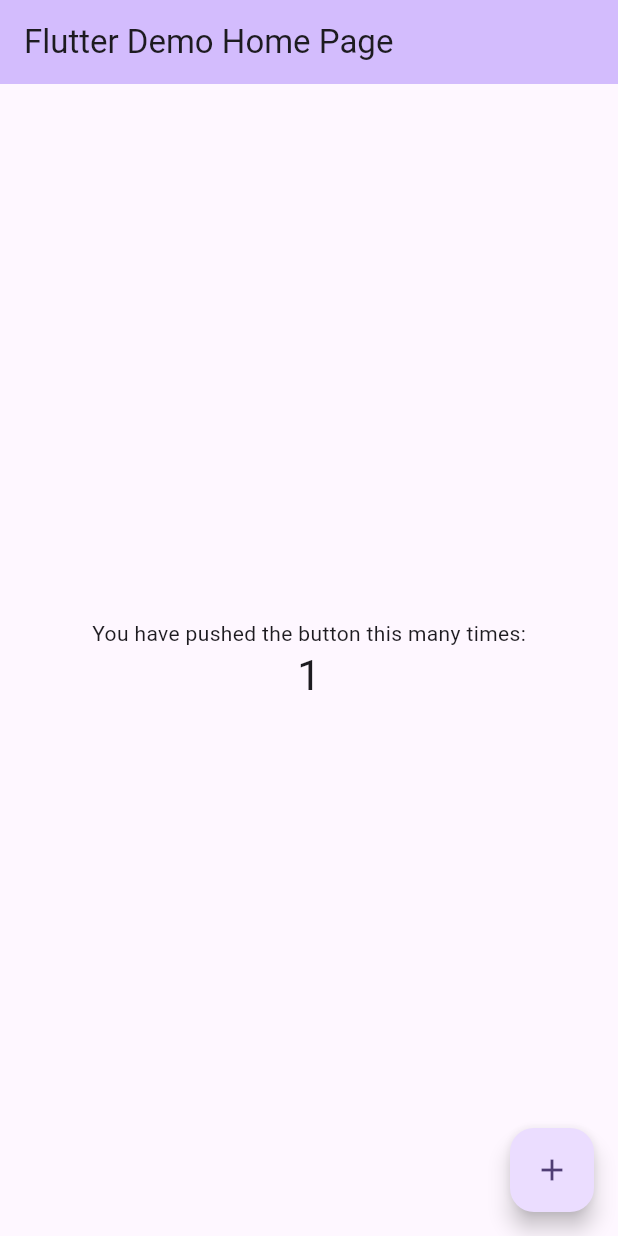
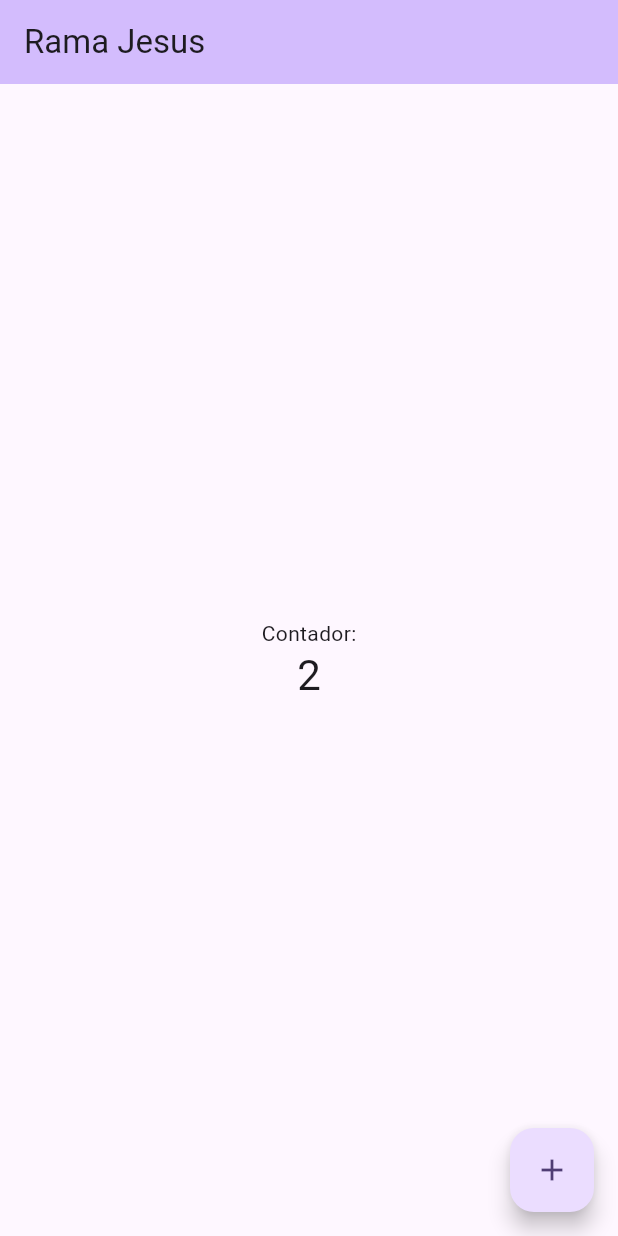
Before and after one commit to jmoreno999/contador, a Flutter app: the MyHomePage screen opened directly, after a tap on the "add" icon, on a phone screen of 412 x 824 dp. Run offline on Flutter 3.47's test engine with Material 3 defaults, Android fonts, the phone set to English and light mode, and no system bars.

Commit message:
Cambio de titulo

```diff
--- a/lib/main.dart
+++ b/lib/main.dart
@@ -31,7 +31,7 @@
         colorScheme: ColorScheme.fromSeed(seedColor: Colors.deepPurple),
         useMaterial3: true,
       ),
-      home: const MyHomePage(title: 'Flutter Demo Home Page'),
+      home: const MyHomePage(title: 'Rama Jesus'),
     );
   }
 }
@@ -64,7 +64,7 @@
       // so that the display can reflect the updated values. If we changed
       // _counter without calling setState(), then the build method would not be
       // called again, and so nothing would appear to happen.
-      _counter++;
+      _counter = _counter + 2;
     });
   }
 
@@ -106,7 +106,7 @@
           mainAxisAlignment: MainAxisAlignment.center,
           children: <Widget>[
             const Text(
-              'You have pushed the button this many times:',
+              'Contador:',
             ),
             Text(
               '$_counter',
```
